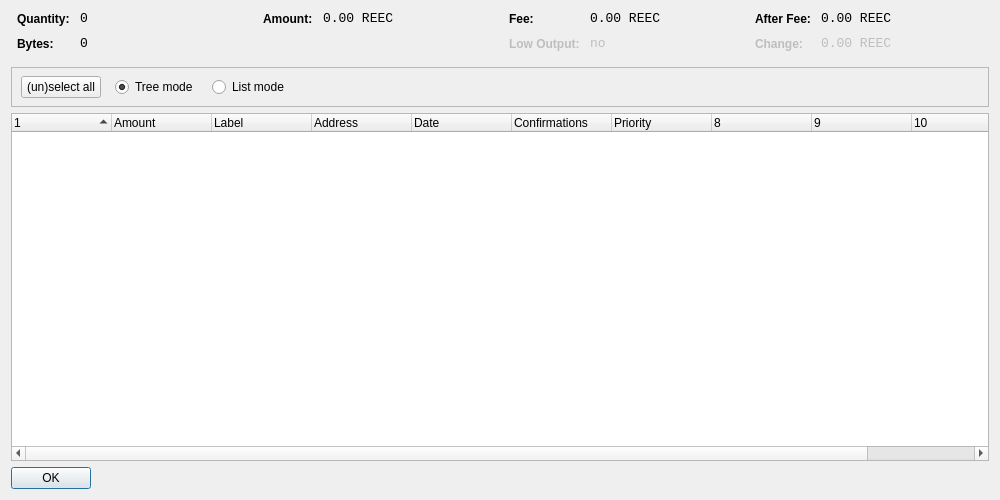
reeccoin/REEC, file src/qt/forms/coincontroldialog.ui: the form before one commit.
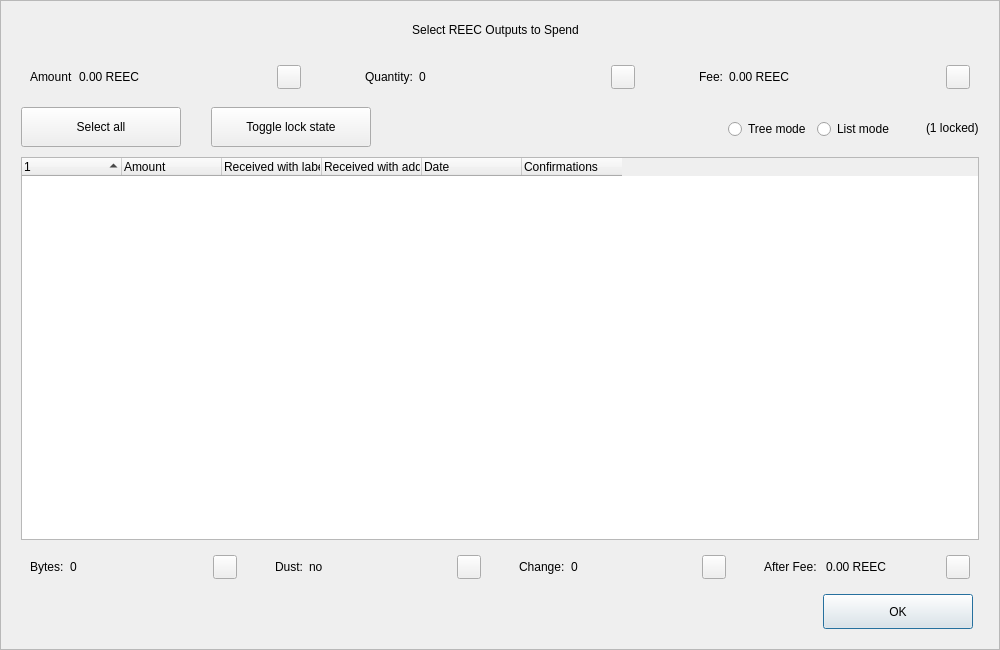
The form after the commit. Custom widgets are drawn as their Qt base class.

Commit message: REEC blockchain updated.

```diff
--- a/src/qt/forms/coincontroldialog.ui
+++ b/src/qt/forms/coincontroldialog.ui
@@ -7,320 +7,299 @@
     <x>0</x>
     <y>0</y>
     <width>1000</width>
-    <height>500</height>
+    <height>650</height>
    </rect>
   </property>
+  <property name="minimumSize">
+   <size>
+    <width>950</width>
+    <height>650</height>
+   </size>
+  </property>
   <property name="windowTitle">
-   <string>Coin Control</string>
+   <string>Coin Selection</string>
+  </property>
+  <property name="styleSheet">
+   <string notr="true"/>
   </property>
   <layout class="QVBoxLayout" name="verticalLayout">
-   <item>
-    <layout class="QHBoxLayout" name="horizontalLayoutTop" stretch="0,0,0,0">
+   <property name="spacing">
+    <number>0</number>
+   </property>
+   <property name="leftMargin">
+    <number>0</number>
+   </property>
      <property name="topMargin">
       <number>0</number>
      </property>
+   <property name="rightMargin">
+    <number>0</number>
+   </property>
      <property name="bottomMargin">
-      <number>10</number>
+    <number>0</number>
      </property>
      <item>
-      <layout class="QFormLayout" name="formLayoutCoinControl1">
-       <property name="horizontalSpacing">
-        <number>10</number>
-       </property>
-       <property name="verticalSpacing">
-        <number>10</number>
-       </property>
+    <widget class="QFrame" name="frameContainer">
+     <property name="toolTipDuration">
+      <number>0</number>
+     </property>
+     <property name="frameShape">
+      <enum>QFrame::StyledPanel</enum>
+     </property>
+     <property name="frameShadow">
+      <enum>QFrame::Raised</enum>
+     </property>
+     <layout class="QVBoxLayout" name="verticalLayout_2">
        <property name="leftMargin">
-        <number>6</number>
+       <number>0</number>
        </property>
        <property name="rightMargin">
-        <number>6</number>
-       </property>
-       <item row="0" column="0">
+       <number>0</number>
+      </property>
+      <property name="bottomMargin">
+       <number>20</number>
+      </property>
+      <item>
+       <layout class="QHBoxLayout" name="horizontalLayout_12">
+        <property name="spacing">
+         <number>0</number>
+        </property>
+        <property name="leftMargin">
+         <number>20</number>
+        </property>
+        <property name="rightMargin">
+         <number>30</number>
+        </property>
+        <item>
+         <spacer name="horizontalSpacer_4">
+          <property name="orientation">
+           <enum>Qt::Horizontal</enum>
+          </property>
+          <property name="sizeHint" stdset="0">
+           <size>
+            <width>40</width>
+            <height>20</height>
+           </size>
+          </property>
+         </spacer>
+        </item>
+        <item>
+         <widget class="QLabel" name="labelTitle">
+          <property name="minimumSize">
+           <size>
+            <width>0</width>
+            <height>40</height>
+           </size>
+          </property>
+          <property name="maximumSize">
+           <size>
+            <width>16777215</width>
+            <height>40</height>
+           </size>
+          </property>
+          <property name="text">
+           <string>Select REEC Outputs to Spend</string>
+          </property>
+          <property name="alignment">
+           <set>Qt::AlignCenter</set>
+          </property>
+          <property name="margin">
+           <number>7</number>
+          </property>
+         </widget>
+        </item>
+        <item>
+         <spacer name="horizontalSpacer_5">
+          <property name="orientation">
+           <enum>Qt::Horizontal</enum>
+          </property>
+          <property name="sizeHint" stdset="0">
+           <size>
+            <width>40</width>
+            <height>20</height>
+           </size>
+          </property>
+         </spacer>
+        </item>
+       </layout>
+      </item>
+      <item>
+       <layout class="QHBoxLayout" name="horizontalLayout_8">
+        <property name="leftMargin">
+         <number>20</number>
+        </property>
+        <property name="rightMargin">
+         <number>20</number>
+        </property>
+        <item>
+         <widget class="QWidget" name="layoutAmount" native="true">
+          <layout class="QHBoxLayout" name="horizontalLayout_9" stretch="0,1,0">
+           <item>
+            <widget class="QLabel" name="labelCoinControlAmountText">
+             <property name="text">
+              <string>Amount</string>
+             </property>
+            </widget>
+           </item>
+           <item>
+            <widget class="QLabel" name="labelCoinControlAmount">
+             <property name="text">
+              <string>0.00 REEC</string>
+             </property>
+            </widget>
+           </item>
+           <item alignment="Qt::AlignHCenter|Qt::AlignVCenter">
+            <widget class="QPushButton" name="pushButtonAmount">
+             <property name="minimumSize">
+              <size>
+               <width>0</width>
+               <height>24</height>
+              </size>
+             </property>
+             <property name="maximumSize">
+              <size>
+               <width>24</width>
+               <height>26</height>
+              </size>
+             </property>
+             <property name="focusPolicy">
+              <enum>Qt::NoFocus</enum>
+             </property>
+             <property name="styleSheet">
+              <string notr="true">padding-bottom:2px;
+padding-right:4px;</string>
+             </property>
+             <property name="text">
+              <string/>
+             </property>
+            </widget>
+           </item>
+          </layout>
+         </widget>
+        </item>
+        <item>
+         <spacer name="horizontalSpacer_2">
+          <property name="orientation">
+           <enum>Qt::Horizontal</enum>
+          </property>
+          <property name="sizeType">
+           <enum>QSizePolicy::Fixed</enum>
+          </property>
+          <property name="sizeHint" stdset="0">
+           <size>
+            <width>40</width>
+            <height>20</height>
+           </size>
+          </property>
+         </spacer>
+        </item>
+        <item>
+         <widget class="QWidget" name="layoutQuantity" native="true">
+          <layout class="QHBoxLayout" name="horizontalLayout_10" stretch="0,1,0">
+           <item>
         <widget class="QLabel" name="labelCoinControlQuantityText">
-         <property name="styleSheet">
-          <string notr="true">font-weight:bold;</string>
-         </property>
          <property name="text">
           <string>Quantity:</string>
          </property>
         </widget>
        </item>
-       <item row="0" column="1">
+           <item>
         <widget class="QLabel" name="labelCoinControlQuantity">
-         <property name="font">
-          <font>
-           <family>Monospace</family>
-           <pointsize>10</pointsize>
-          </font>
-         </property>
-         <property name="cursor">
-          <cursorShape>IBeamCursor</cursorShape>
-         </property>
-         <property name="contextMenuPolicy">
-          <enum>Qt::ActionsContextMenu</enum>
-         </property>
          <property name="text">
-          <string notr="true">0</string>
-         </property>
-         <property name="textInteractionFlags">
-          <set>Qt::LinksAccessibleByMouse|Qt::TextSelectableByKeyboard|Qt::TextSelectableByMouse</set>
-         </property>
-        </widget>
-       </item>
-       <item row="1" column="0">
-        <widget class="QLabel" name="labelCoinControlBytesText">
-         <property name="styleSheet">
-          <string notr="true">font-weight:bold;</string>
-         </property>
-         <property name="text">
-          <string>Bytes:</string>
-         </property>
-        </widget>
-       </item>
-       <item row="1" column="1">
-        <widget class="QLabel" name="labelCoinControlBytes">
-         <property name="font">
-          <font>
-           <family>Monospace</family>
-           <pointsize>10</pointsize>
-          </font>
-         </property>
-         <property name="cursor">
-          <cursorShape>IBeamCursor</cursorShape>
-         </property>
-         <property name="contextMenuPolicy">
-          <enum>Qt::ActionsContextMenu</enum>
-         </property>
+              <string>0</string>
+             </property>
+            </widget>
+           </item>
+           <item alignment="Qt::AlignHCenter|Qt::AlignVCenter">
+            <widget class="QPushButton" name="pushButtonQuantity">
+             <property name="minimumSize">
+              <size>
+               <width>0</width>
+               <height>24</height>
+              </size>
+             </property>
+             <property name="maximumSize">
+              <size>
+               <width>24</width>
+               <height>26</height>
+              </size>
+             </property>
+             <property name="focusPolicy">
+              <enum>Qt::NoFocus</enum>
+             </property>
+             <property name="styleSheet">
+              <string notr="true">padding-bottom:2px;
+               padding-right:4px;</string>
+             </property>
          <property name="text">
-          <string notr="true">0</string>
-         </property>
-         <property name="textInteractionFlags">
-          <set>Qt::LinksAccessibleByMouse|Qt::TextSelectableByKeyboard|Qt::TextSelectableByMouse</set>
-         </property>
+              <string/>
+             </property>
         </widget>
        </item>
       </layout>
+         </widget>
      </item>
      <item>
-      <layout class="QFormLayout" name="formLayoutCoinControl2">
-       <property name="horizontalSpacing">
-        <number>10</number>
-       </property>
-       <property name="verticalSpacing">
-        <number>10</number>
-       </property>
-       <property name="leftMargin">
-        <number>6</number>
-       </property>
-       <property name="rightMargin">
-        <number>6</number>
-       </property>
-       <item row="0" column="0">
-        <widget class="QLabel" name="labelCoinControlAmountText">
-         <property name="styleSheet">
-          <string notr="true">font-weight:bold;</string>
-         </property>
-         <property name="text">
-          <string>Amount:</string>
-         </property>
-        </widget>
-       </item>
-       <item row="0" column="1">
-        <widget class="QLabel" name="labelCoinControlAmount">
-         <property name="font">
-          <font>
-           <family>Monospace</family>
-           <pointsize>10</pointsize>
-          </font>
-         </property>
-         <property name="cursor">
-          <cursorShape>IBeamCursor</cursorShape>
-         </property>
-         <property name="contextMenuPolicy">
-          <enum>Qt::ActionsContextMenu</enum>
-         </property>
-         <property name="text">
-          <string notr="true">0.00 REEC</string>
-         </property>
-         <property name="textInteractionFlags">
-          <set>Qt::LinksAccessibleByMouse|Qt::TextSelectableByKeyboard|Qt::TextSelectableByMouse</set>
-         </property>
-        </widget>
-       </item>
-      </layout>
-     </item>
+         <spacer name="horizontalSpacer_22">
+          <property name="orientation">
+           <enum>Qt::Horizontal</enum>
+          </property>
+          <property name="sizeType">
+           <enum>QSizePolicy::Fixed</enum>
+          </property>
+          <property name="sizeHint" stdset="0">
+           <size>
+            <width>40</width>
+            <height>20</height>
+           </size>
+          </property>
+         </spacer>
+        </item>
      <item>
-      <layout class="QFormLayout" name="formLayoutCoinControl3">
-       <property name="horizontalSpacing">
-        <number>10</number>
-       </property>
-       <property name="verticalSpacing">
-        <number>10</number>
-       </property>
-       <property name="leftMargin">
-        <number>6</number>
-       </property>
-       <property name="rightMargin">
-        <number>6</number>
-       </property>
-       <item row="0" column="0">
+         <widget class="QWidget" name="layoutFee" native="true">
+          <layout class="QHBoxLayout" name="horizontalLayout_11" stretch="0,1,0">
+           <item>
         <widget class="QLabel" name="labelCoinControlFeeText">
-         <property name="styleSheet">
-          <string notr="true">font-weight:bold;</string>
-         </property>
          <property name="text">
           <string>Fee:</string>
          </property>
         </widget>
        </item>
-       <item row="0" column="1">
+           <item>
         <widget class="QLabel" name="labelCoinControlFee">
-         <property name="font">
-          <font>
-           <family>Monospace</family>
-           <pointsize>10</pointsize>
-          </font>
-         </property>
-         <property name="cursor">
-          <cursorShape>IBeamCursor</cursorShape>
-         </property>
-         <property name="contextMenuPolicy">
-          <enum>Qt::ActionsContextMenu</enum>
-         </property>
          <property name="text">
-          <string notr="true">0.00 REEC</string>
-         </property>
-         <property name="textInteractionFlags">
-          <set>Qt::LinksAccessibleByMouse|Qt::TextSelectableByKeyboard|Qt::TextSelectableByMouse</set>
-         </property>
-        </widget>
-       </item>
-       <item row="1" column="0">
-        <widget class="QLabel" name="labelCoinControlLowOutputText">
-         <property name="enabled">
-          <bool>false</bool>
-         </property>
-         <property name="styleSheet">
-          <string notr="true">font-weight:bold;</string>
-         </property>
-         <property name="text">
-          <string>Low Output:</string>
-         </property>
-        </widget>
-       </item>
-       <item row="1" column="1">
-        <widget class="QLabel" name="labelCoinControlLowOutput">
-         <property name="enabled">
-          <bool>false</bool>
-         </property>
-         <property name="font">
-          <font>
-           <family>Monospace</family>
-           <pointsize>10</pointsize>
-          </font>
-         </property>
-         <property name="cursor">
-          <cursorShape>IBeamCursor</cursorShape>
-         </property>
-         <property name="contextMenuPolicy">
-          <enum>Qt::ActionsContextMenu</enum>
-         </property>
-         <property name="text">
-          <string notr="true">no</string>
-         </property>
-         <property name="textInteractionFlags">
-          <set>Qt::LinksAccessibleByMouse|Qt::TextSelectableByKeyboard|Qt::TextSelectableByMouse</set>
-         </property>
-        </widget>
-       </item>
-      </layout>
-     </item>
-     <item>
-      <layout class="QFormLayout" name="formLayoutCoinControl4">
-       <property name="horizontalSpacing">
-        <number>10</number>
-       </property>
-       <property name="verticalSpacing">
-        <number>10</number>
-       </property>
-       <property name="leftMargin">
-        <number>6</number>
-       </property>
-       <property name="rightMargin">
-        <number>6</number>
-       </property>
-       <item row="0" column="0">
-        <widget class="QLabel" name="labelCoinControlAfterFeeText">
+              <string>0.00 REEC</string>
+             </property>
+            </widget>
+           </item>
+           <item alignment="Qt::AlignHCenter|Qt::AlignVCenter">
+            <widget class="QPushButton" name="pushButtonFee">
+             <property name="minimumSize">
+              <size>
+               <width>0</width>
+               <height>24</height>
+              </size>
+             </property>
+             <property name="maximumSize">
+              <size>
+               <width>24</width>
+               <height>26</height>
+              </size>
+             </property>
+             <property name="focusPolicy">
+              <enum>Qt::NoFocus</enum>
+             </property>
          <property name="styleSheet">
-          <string notr="true">font-weight:bold;</string>
+              <string notr="true">padding-bottom:2px;
+               padding-right:4px;</string>
          </property>
          <property name="text">
-          <string>After Fee:</string>
+              <string/>
          </property>
         </widget>
        </item>
-       <item row="0" column="1">
-        <widget class="QLabel" name="labelCoinControlAfterFee">
-         <property name="font">
-          <font>
-           <family>Monospace</family>
-           <pointsize>10</pointsize>
-          </font>
-         </property>
-         <property name="cursor">
-          <cursorShape>IBeamCursor</cursorShape>
-         </property>
-         <property name="contextMenuPolicy">
-          <enum>Qt::ActionsContextMenu</enum>
-         </property>
-         <property name="text">
-          <string notr="true">0.00 REEC</string>
-         </property>
-         <property name="textInteractionFlags">
-          <set>Qt::LinksAccessibleByMouse|Qt::TextSelectableByKeyboard|Qt::TextSelectableByMouse</set>
-         </property>
-        </widget>
-       </item>
-       <item row="1" column="0">
-        <widget class="QLabel" name="labelCoinControlChangeText">
-         <property name="enabled">
-          <bool>false</bool>
-         </property>
-         <property name="styleSheet">
-          <string notr="true">font-weight:bold;</string>
-         </property>
-         <property name="text">
-          <string>Change:</string>
-         </property>
-        </widget>
-       </item>
-       <item row="1" column="1">
-        <widget class="QLabel" name="labelCoinControlChange">
-         <property name="enabled">
-          <bool>false</bool>
-         </property>
-         <property name="font">
-          <font>
-           <family>Monospace</family>
-           <pointsize>10</pointsize>
-          </font>
-         </property>
-         <property name="cursor">
-          <cursorShape>IBeamCursor</cursorShape>
-         </property>
-         <property name="contextMenuPolicy">
-          <enum>Qt::ActionsContextMenu</enum>
-         </property>
-         <property name="text">
-          <string notr="true">0.00 REEC</string>
-         </property>
-         <property name="textInteractionFlags">
-          <set>Qt::LinksAccessibleByMouse|Qt::TextSelectableByKeyboard|Qt::TextSelectableByMouse</set>
-         </property>
-        </widget>
-       </item>
-      </layout>
+          </layout>
+         </widget>
      </item>
     </layout>
    </item>
@@ -332,24 +311,37 @@
        <height>40</height>
       </size>
      </property>
+        <property name="styleSheet">
+         <string notr="true">#frame {
+	border:0;
+}</string>
+        </property>
      <property name="frameShape">
       <enum>QFrame::StyledPanel</enum>
      </property>
      <property name="frameShadow">
       <enum>QFrame::Sunken</enum>
      </property>
-     <widget class="QWidget" name="horizontalLayoutWidget">
-      <property name="geometry">
-       <rect>
-        <x>10</x>
-        <y>0</y>
-        <width>781</width>
-        <height>41</height>
-       </rect>
-      </property>
-      <layout class="QHBoxLayout" name="horizontalLayoutPanel" stretch="0,0,0,0,0">
+        <layout class="QHBoxLayout" name="horizontalLayout">
+         <property name="spacing">
+          <number>0</number>
+         </property>
+         <property name="leftMargin">
+          <number>20</number>
+         </property>
+         <property name="topMargin">
+          <number>0</number>
+         </property>
+         <property name="rightMargin">
+          <number>20</number>
+         </property>
+         <property name="bottomMargin">
+          <number>0</number>
+         </property>
+         <item>
+          <layout class="QHBoxLayout" name="horizontalLayoutPanel" stretch="0,0,0,0,0,0">
        <property name="spacing">
-        <number>14</number>
+            <number>20</number>
        </property>
        <item>
         <widget class="QPushButton" name="pushButtonSelectAll">
@@ -359,11 +351,113 @@
            <verstretch>0</verstretch>
           </sizepolicy>
          </property>
+             <property name="minimumSize">
+              <size>
+               <width>160</width>
+               <height>40</height>
+              </size>
+             </property>
+             <property name="maximumSize">
+              <size>
+               <width>16777215</width>
+               <height>40</height>
+              </size>
+             </property>
          <property name="text">
-          <string>(un)select all</string>
-         </property>
-        </widget>
-       </item>
+              <string>Select all</string>
+             </property>
+             <property name="checkable">
+              <bool>true</bool>
+             </property>
+             <property name="checked">
+              <bool>false</bool>
+             </property>
+             <property name="autoExclusive">
+              <bool>false</bool>
+             </property>
+             <property name="autoDefault">
+              <bool>false</bool>
+             </property>
+            </widget>
+           </item>
+           <item>
+            <spacer name="horizontalSpacer_6">
+             <property name="orientation">
+              <enum>Qt::Horizontal</enum>
+             </property>
+             <property name="sizeType">
+              <enum>QSizePolicy::Fixed</enum>
+             </property>
+             <property name="sizeHint" stdset="0">
+              <size>
+               <width>10</width>
+               <height>20</height>
+              </size>
+             </property>
+            </spacer>
+           </item>
+           <item>
+            <widget class="QPushButton" name="pushButtonToggleLock">
+             <property name="sizePolicy">
+              <sizepolicy hsizetype="Maximum" vsizetype="Fixed">
+               <horstretch>0</horstretch>
+               <verstretch>0</verstretch>
+              </sizepolicy>
+             </property>
+             <property name="minimumSize">
+              <size>
+               <width>160</width>
+               <height>40</height>
+              </size>
+             </property>
+             <property name="maximumSize">
+              <size>
+               <width>16777215</width>
+               <height>40</height>
+              </size>
+             </property>
+             <property name="text">
+              <string>Toggle lock state</string>
+             </property>
+             <property name="checkable">
+              <bool>true</bool>
+             </property>
+             <property name="autoExclusive">
+              <bool>false</bool>
+             </property>
+             <property name="autoDefault">
+              <bool>false</bool>
+             </property>
+            </widget>
+           </item>
+           <item>
+            <spacer name="horizontalSpacer_7">
+             <property name="orientation">
+              <enum>Qt::Horizontal</enum>
+             </property>
+             <property name="sizeType">
+              <enum>QSizePolicy::Expanding</enum>
+             </property>
+             <property name="sizeHint" stdset="0">
+              <size>
+               <width>30</width>
+               <height>20</height>
+              </size>
+             </property>
+            </spacer>
+           </item>
+           <item alignment="Qt::AlignRight">
+            <widget class="QGroupBox" name="groupBox_2">
+             <property name="styleSheet">
+              <string notr="true">#groupBox_2 {
+    background-color:transparent;
+    border-radius:0;
+}</string>
+             </property>
+             <property name="title">
+              <string/>
+             </property>
+             <layout class="QHBoxLayout" name="horizontalLayout_14">
        <item>
         <widget class="QRadioButton" name="radioTreeMode">
          <property name="sizePolicy">
@@ -375,9 +469,6 @@
          <property name="text">
           <string>Tree mode</string>
          </property>
-         <property name="checked">
-          <bool>true</bool>
-         </property>
         </widget>
        </item>
        <item>
@@ -391,35 +482,47 @@
          <property name="text">
           <string>List mode</string>
          </property>
-        </widget>
-       </item>
+                <property name="checked">
+                 <bool>false</bool>
+                </property>
+               </widget>
+              </item>
+             </layout>
+            </widget>
+           </item>
        <item>
-        <spacer name="horizontalSpacer">
-         <property name="orientation">
-          <enum>Qt::Horizontal</enum>
-         </property>
-         <property name="sizeHint" stdset="0">
-          <size>
-           <width>40</width>
-           <height>20</height>
-          </size>
-         </property>
-        </spacer>
-       </item>
-      </layout>
-     </widget>
-    </widget>
-   </item>
+            <widget class="QLabel" name="labelLocked">
+             <property name="text">
+              <string>(1 locked)</string>
+             </property>
+            </widget>
+           </item>
+          </layout>
+         </item>
+        </layout>
+       </widget>
+      </item>
+      <item>
+       <layout class="QHBoxLayout" name="horizontalLayout_13">
+        <property name="leftMargin">
+         <number>20</number>
+        </property>
+        <property name="rightMargin">
+         <number>20</number>
+        </property>
    <item>
     <widget class="CoinControlTreeWidget" name="treeWidget">
      <property name="contextMenuPolicy">
       <enum>Qt::CustomContextMenu</enum>
      </property>
+          <property name="styleSheet">
+           <string notr="true"/>
+          </property>
      <property name="sortingEnabled">
       <bool>false</bool>
      </property>
      <property name="columnCount">
-      <number>11</number>
+           <number>6</number>
      </property>
      <attribute name="headerShowSortIndicator" stdset="0">
       <bool>true</bool>
@@ -439,12 +542,12 @@
      </column>
      <column>
       <property name="text">
-       <string>Label</string>
+            <string>Received with label</string>
       </property>
      </column>
      <column>
       <property name="text">
-       <string>Address</string>
+            <string>Received with address</string>
       </property>
      </column>
      <column>
@@ -460,47 +563,247 @@
        <string>Confirmed</string>
       </property>
      </column>
-     <column>
+         </widget>
+        </item>
+       </layout>
+      </item>
+      <item>
+       <layout class="QHBoxLayout" name="horizontalLayout_3">
+        <property name="spacing">
+         <number>20</number>
+        </property>
+        <property name="leftMargin">
+         <number>20</number>
+        </property>
+        <property name="rightMargin">
+         <number>20</number>
+        </property>
+        <item>
+         <widget class="QWidget" name="layoutBytes" native="true">
+          <layout class="QHBoxLayout" name="horizontalLayout_4" stretch="0,1,0">
+           <item>
+            <widget class="QLabel" name="labelCoinControlBytesText">
       <property name="text">
-       <string>Priority</string>
-      </property>
-     </column>
-     <column>
+              <string>Bytes:</string>
+             </property>
+            </widget>
+           </item>
+           <item>
+            <widget class="QLabel" name="labelCoinControlBytes">
       <property name="text">
+              <string>0</string>
+             </property>
+            </widget>
+           </item>
+           <item alignment="Qt::AlignHCenter|Qt::AlignVCenter">
+            <widget class="QPushButton" name="pushButtonBytes">
+             <property name="minimumSize">
+              <size>
+               <width>0</width>
+               <height>24</height>
+              </size>
+             </property>
+             <property name="maximumSize">
+              <size>
+               <width>24</width>
+               <height>26</height>
+              </size>
+             </property>
+             <property name="focusPolicy">
+              <enum>Qt::NoFocus</enum>
+             </property>
+             <property name="styleSheet">
+              <string notr="true">padding-bottom:2px;
+               padding-right:4px;</string>
+             </property>
+             <property name="text">
        <string/>
       </property>
-     </column>
-     <column>
+            </widget>
+           </item>
+          </layout>
+         </widget>
+        </item>
+        <item>
+         <widget class="QWidget" name="layoutDust" native="true">
+          <layout class="QHBoxLayout" name="horizontalLayout_5" stretch="0,1,0">
+           <item>
+            <widget class="QLabel" name="labelCoinControlLowOutputText">
       <property name="text">
+              <string>Dust:</string>
+             </property>
+            </widget>
+           </item>
+           <item>
+            <widget class="QLabel" name="labelCoinControlLowOutput">
+             <property name="text">
+              <string>no</string>
+             </property>
+            </widget>
+           </item>
+           <item alignment="Qt::AlignHCenter|Qt::AlignVCenter">
+            <widget class="QPushButton" name="pushButtonDust">
+             <property name="minimumSize">
+              <size>
+               <width>0</width>
+               <height>24</height>
+              </size>
+             </property>
+             <property name="maximumSize">
+              <size>
+               <width>24</width>
+               <height>26</height>
+              </size>
+             </property>
+             <property name="focusPolicy">
+              <enum>Qt::NoFocus</enum>
+             </property>
+             <property name="styleSheet">
+              <string notr="true">padding-bottom:2px;
+               padding-right:4px;</string>
+             </property>
+             <property name="text">
        <string/>
       </property>
-     </column>
-     <column>
+            </widget>
+           </item>
+          </layout>
+         </widget>
+        </item>
+        <item>
+         <widget class="QWidget" name="layoutChange" native="true">
+          <layout class="QHBoxLayout" name="horizontalLayout_6" stretch="0,1,0">
+           <item>
+            <widget class="QLabel" name="labelCoinControlChangeText">
       <property name="text">
+              <string>Change:</string>
+             </property>
+            </widget>
+           </item>
+           <item>
+            <widget class="QLabel" name="labelCoinControlChange">
+             <property name="text">
+              <string>0</string>
+             </property>
+            </widget>
+           </item>
+           <item alignment="Qt::AlignHCenter|Qt::AlignVCenter">
+            <widget class="QPushButton" name="pushButtonChange">
+             <property name="minimumSize">
+              <size>
+               <width>0</width>
+               <height>24</height>
+              </size>
+             </property>
+             <property name="maximumSize">
+              <size>
+               <width>24</width>
+               <height>26</height>
+              </size>
+             </property>
+             <property name="focusPolicy">
+              <enum>Qt::NoFocus</enum>
+             </property>
+             <property name="styleSheet">
+              <string notr="true">padding-bottom:2px;
+               padding-right:4px;</string>
+             </property>
+             <property name="text">
        <string/>
       </property>
-     </column>
-     <column>
+            </widget>
+           </item>
+          </layout>
+         </widget>
+        </item>
+        <item>
+         <widget class="QWidget" name="layoutAfter" native="true">
+          <layout class="QHBoxLayout" name="horizontalLayout_7" stretch="0,1,0">
+           <item>
+            <widget class="QLabel" name="labelCoinControlAfterFeeText">
       <property name="text">
+              <string>After Fee: </string>
+             </property>
+            </widget>
+           </item>
+           <item>
+            <widget class="QLabel" name="labelCoinControlAfterFee">
+             <property name="text">
+              <string>0.00 REEC</string>
+             </property>
+            </widget>
+           </item>
+           <item alignment="Qt::AlignHCenter|Qt::AlignVCenter">
+            <widget class="QPushButton" name="pushButtonAlterFee">
+             <property name="minimumSize">
+              <size>
+               <width>0</width>
+               <height>24</height>
+              </size>
+             </property>
+             <property name="maximumSize">
+              <size>
+               <width>24</width>
+               <height>26</height>
+              </size>
+             </property>
+             <property name="focusPolicy">
+              <enum>Qt::NoFocus</enum>
+             </property>
+             <property name="styleSheet">
+              <string notr="true">padding-bottom:2px;
+               padding-right:4px;</string>
+             </property>
+             <property name="text">
        <string/>
       </property>
-     </column>
-    </widget>
-   </item>
+            </widget>
+           </item>
+          </layout>
+         </widget>
+        </item>
+       </layout>
+      </item>
    <item>
-    <widget class="QDialogButtonBox" name="buttonBox">
-     <property name="sizePolicy">
-      <sizepolicy hsizetype="Maximum" vsizetype="Fixed">
-       <horstretch>0</horstretch>
-       <verstretch>0</verstretch>
-      </sizepolicy>
-     </property>
+       <layout class="QHBoxLayout" name="horizontalLayout_2">
+        <property name="spacing">
+         <number>0</number>
+        </property>
+        <property name="leftMargin">
+         <number>20</number>
+        </property>
+        <property name="rightMargin">
+         <number>26</number>
+        </property>
+        <item>
+         <spacer name="horizontalSpacer_3">
      <property name="orientation">
       <enum>Qt::Horizontal</enum>
      </property>
-     <property name="standardButtons">
-      <set>QDialogButtonBox::Ok</set>
-     </property>
+          <property name="sizeHint" stdset="0">
+           <size>
+            <width>558</width>
+            <height>20</height>
+           </size>
+          </property>
+         </spacer>
+        </item>
+        <item>
+         <widget class="QPushButton" name="pushButtonOk">
+          <property name="minimumSize">
+           <size>
+            <width>150</width>
+            <height>35</height>
+           </size>
+          </property>
+          <property name="text">
+           <string>OK</string>
+          </property>
+         </widget>
+        </item>
+       </layout>
+      </item>
+     </layout>
     </widget>
    </item>
   </layout>
```
Lines whose indentation alone changed are shown as unchanged. The commit also changes 2127 other files.
